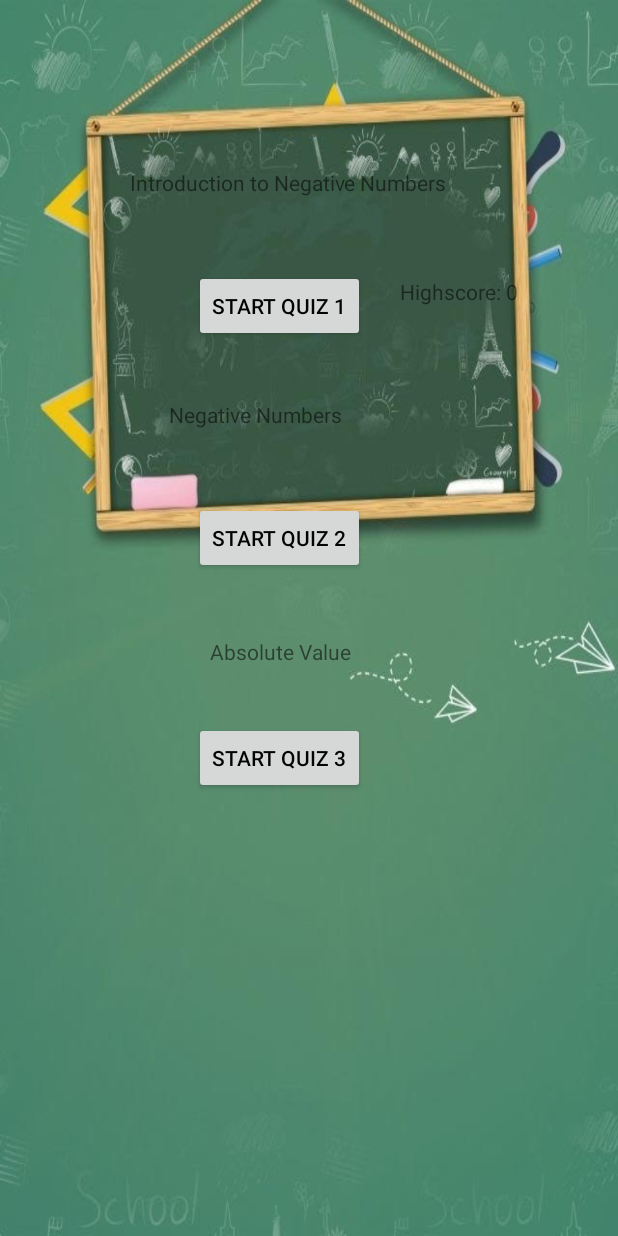
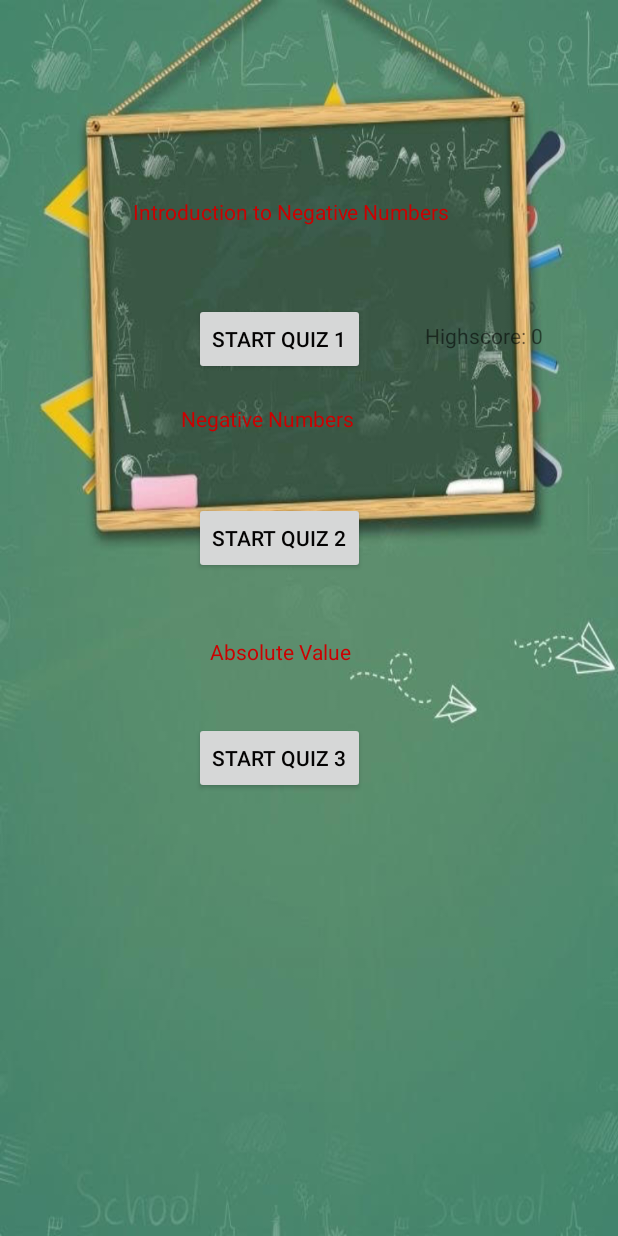
Before and after one commit to zanylass/MobileAppDevelopmentProject-, an Android app: the MathNegNumContentPage screen opened directly, with no data from a screen before it, on a phone screen of 412 x 824 dp. Run offline under Robolectric (Android 15) with nearby library versions, the phone set to English and light mode, and no system bars.

Commit message:
Update activity_math_neg_num_content_page.xml

```diff
--- a/SemesterProject/app/src/main/res/layout/activity_math_neg_num_content_page.xml
+++ b/SemesterProject/app/src/main/res/layout/activity_math_neg_num_content_page.xml
@@ -12,6 +12,7 @@
         android:layout_width="wrap_content"
         android:layout_height="wrap_content"
         android:text="Absolute Value"
+        android:textColor="@android:color/holo_red_dark"
         app:layout_constraintBottom_toBottomOf="parent"
         app:layout_constraintEnd_toEndOf="parent"
         app:layout_constraintHorizontal_bias="0.44"
@@ -32,7 +33,7 @@
         app:layout_constraintHorizontal_bias="0.434"
         app:layout_constraintStart_toStartOf="parent"
         app:layout_constraintTop_toTopOf="parent"
-        app:layout_constraintVertical_bias="0.232" />
+        app:layout_constraintVertical_bias="0.26" />
 
     <Button
         android:id="@+id/buttonNN2"
@@ -71,34 +72,35 @@
         android:text="Highscore: 0"
         app:layout_constraintBottom_toBottomOf="parent"
         app:layout_constraintEnd_toEndOf="parent"
-        app:layout_constraintHorizontal_bias="0.859"
+        app:layout_constraintHorizontal_bias="0.912"
         app:layout_constraintStart_toStartOf="parent"
         app:layout_constraintTop_toTopOf="parent"
-        app:layout_constraintVertical_bias="0.235" />
+        app:layout_constraintVertical_bias="0.272" />
 
     <TextView
         android:id="@+id/NNumTextView1"
         android:layout_width="296dp"
         android:layout_height="47dp"
         android:text="Introduction to Negative Numbers"
+        android:textColor="@android:color/holo_red_dark"
         app:layout_constraintBottom_toBottomOf="parent"
         app:layout_constraintEnd_toEndOf="parent"
-        app:layout_constraintHorizontal_bias="0.747"
+        app:layout_constraintHorizontal_bias="0.765"
         app:layout_constraintStart_toStartOf="parent"
         app:layout_constraintTop_toTopOf="parent"
-        app:layout_constraintVertical_bias="0.144" />
+        app:layout_constraintVertical_bias="0.169" />
 
     <TextView
         android:id="@+id/NN2TextView"
-        android:layout_width="225dp"
-        android:layout_height="32dp"
+        android:layout_width="171dp"
+        android:layout_height="39dp"
         android:text="Negative Numbers"
+        android:textColor="@android:color/holo_red_dark"
         app:layout_constraintBottom_toBottomOf="parent"
         app:layout_constraintEnd_toEndOf="parent"
-        app:layout_constraintHorizontal_bias="0.602"
         app:layout_constraintStart_toStartOf="parent"
         app:layout_constraintTop_toTopOf="parent"
-        app:layout_constraintVertical_bias="0.337" />
+        app:layout_constraintVertical_bias="0.343" />
 
 
 </androidx.constraintlayout.widget.ConstraintLayout>
```
